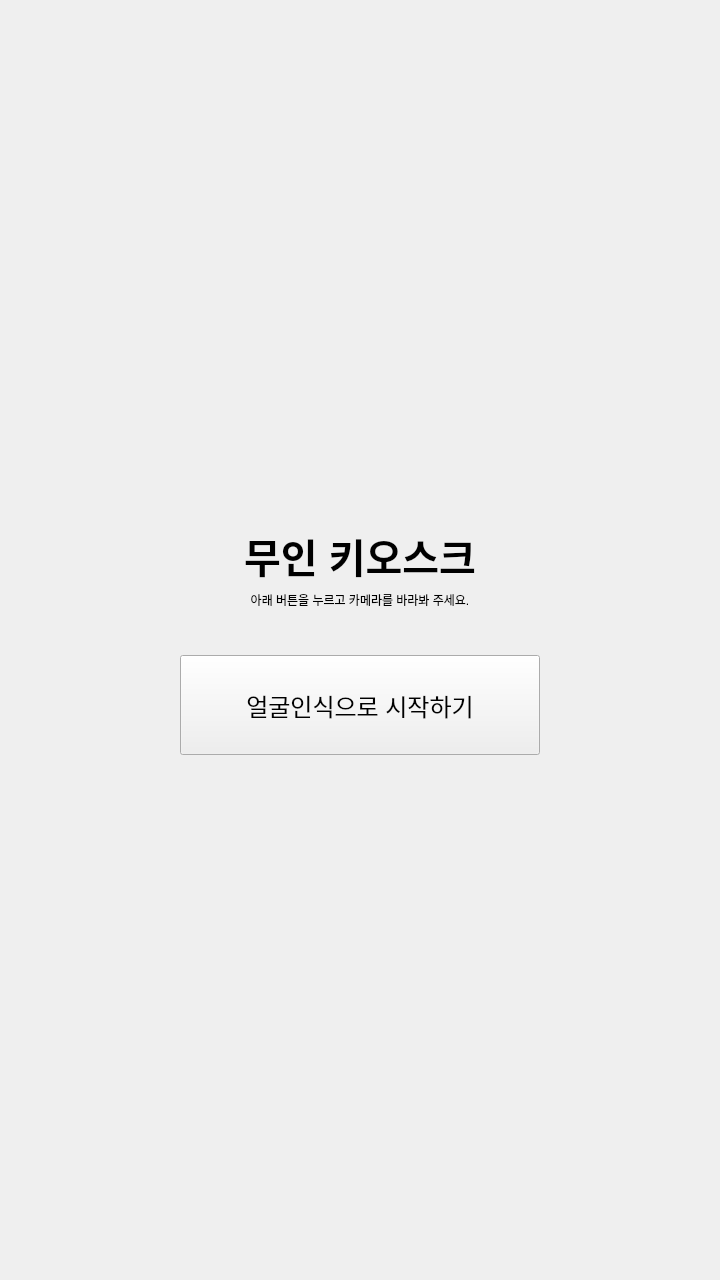
The window that qt/client/mainwindow.ui (ginjuns/SNAP) describes before a commit, drawn with Qt 5.
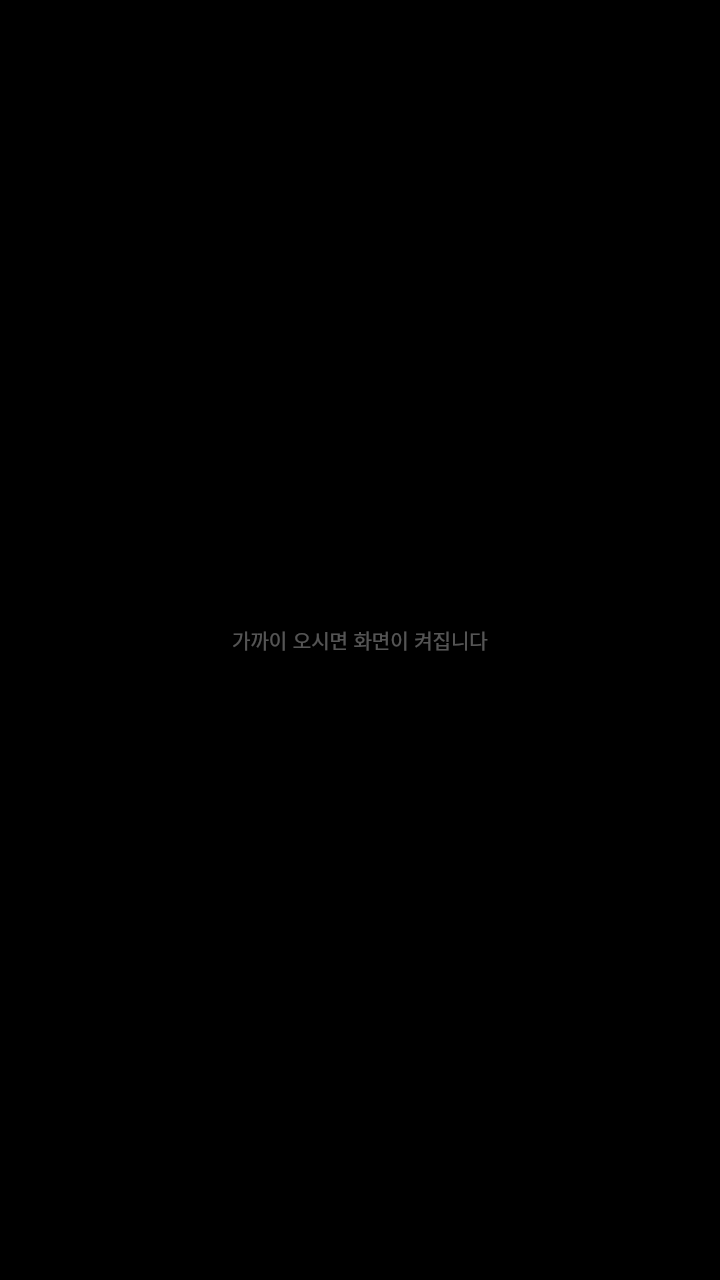
The same window after the commit. The open tabs and pages were chosen to show the change.

Patch:
```diff
--- a/qt/client/mainwindow.ui
+++ b/qt/client/mainwindow.ui
@@ -114,6 +114,26 @@
         </item>
        </layout>
       </widget>
+      <widget class="QWidget" name="pageSleep">
+       <property name="styleSheet">
+        <string notr="true">QWidget#pageSleep { background: black; }</string>
+       </property>
+       <layout class="QVBoxLayout" name="verticalLayout_3">
+        <item>
+         <widget class="QLabel" name="lblSleep">
+          <property name="styleSheet">
+           <string notr="true">color: #555555; font-size: 20px;</string>
+          </property>
+          <property name="text">
+           <string>가까이 오시면 화면이 켜집니다</string>
+          </property>
+          <property name="alignment">
+           <set>Qt::AlignCenter</set>
+          </property>
+         </widget>
+        </item>
+       </layout>
+      </widget>
      </widget>
     </item>
    </layout>
```
